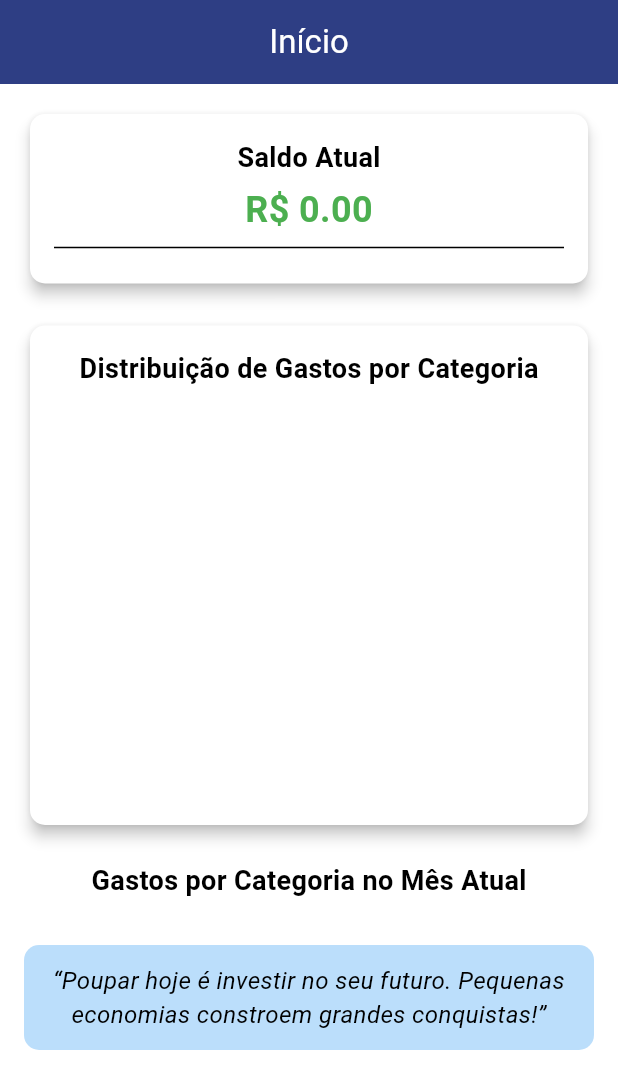
After one commit to mara-vicentina/finance-manager-app, a Flutter app: the HomeScreen screen opened directly, on a phone screen of 412 x 824 dp. The commit adds this screen. Shown: the top 1089 px of the screen. Run offline on Flutter 3.47's test engine with Material 3 defaults, Android fonts, the phone set to English and light mode, and no system bars; drawn by our look-alikes of fl_chart; our stand-ins replace flutter_masked_text2, flutter_secure_storage; accounts and stored records are empty; network calls fail.

```diff
--- /dev/null
+++ b/lib/screens/home_screen.dart
@@ -0,0 +1,264 @@
+import 'package:flutter/material.dart';
+import 'package:flutter_secure_storage/flutter_secure_storage.dart';
+import 'package:http/http.dart' as http;
+import 'dart:convert';
+import 'package:fl_chart/fl_chart.dart';
+import 'package:intl/intl.dart';
+
+class HomeScreen extends StatefulWidget {
+  const HomeScreen({Key? key}) : super(key: key);
+
+  @override
+  _HomeScreenState createState() => _HomeScreenState();
+
+}
+
+class _HomeScreenState extends State<HomeScreen> {
+  final FlutterSecureStorage _secureStorage = FlutterSecureStorage();
+
+  double saldoAtual = 0.0;
+  String? mesAtual;
+  List<Map<String, dynamic>> resumoCategorias = [];
+
+  // Mapeamento das categorias por ID
+  final Map<int, String> _categoryMap = {
+    1: "Receitas",
+    2: "Despesas",
+    3: "Investimentos",
+    4: "Adicionais",
+    5: "Outros",
+  };
+
+  final Map<int, Color> _categoryColors = {
+    1: Colors.blue,
+    2: Colors.green,
+    3: Colors.purple,
+    4: Colors.orange,
+    5: Colors.pink,
+  };
+
+  @override
+  void initState() {
+    super.initState();
+    DateTime now = DateTime.now();
+    mesAtual = DateFormat('MM-yyyy').format(now);
+    getData();
+  }
+
+  Future<void> getData() async {
+    String baseUrl = 'https://goldenrod-badger-186312.hostingersite.com/api/dashboard';
+
+    String? token = await _secureStorage.read(key: 'auth_token');
+    if (token == null) {
+      ScaffoldMessenger.of(context).showSnackBar(
+        SnackBar(
+          content: Text('Erro: Token de autenticação não encontrado!', style: TextStyle(color: Colors.white)),
+          backgroundColor: Colors.red,
+        ),
+      );
+      return;
+    }
+
+    try {
+      final response = await http.get(
+        Uri.parse(baseUrl),
+        headers: {
+          'Authorization': 'Bearer $token',
+          'Content-Type': 'application/json',
+        },
+      );
+
+      if (response.statusCode == 200) {
+        var responseData = jsonDecode(response.body);
+
+        if (responseData["success"] == true) {
+          setState(() {
+            saldoAtual = double.tryParse(responseData["data"]["generalSum"].toString()) ?? 0.0;
+            resumoCategorias = List<Map<String, dynamic>>.from(responseData["data"]["sumCategories"]);
+          });
+        }
+      } else {
+        print('Erro na requisição: ${response.statusCode}');
+      }
+    } catch (e) {
+      print('Erro ao fazer a requisição: $e');
+    }
+  }
+
+  @override
+  Widget build(BuildContext context) {
+    return Scaffold(
+      appBar: AppBar(
+        automaticallyImplyLeading: false,
+        title: Text("Início", style: TextStyle(color: Colors.white)),
+        centerTitle: true,
+        backgroundColor: Color(0xFF2E3E84),
+      ),
+      body: SingleChildScrollView(
+        child: Padding(
+          padding: EdgeInsets.all(16.0),
+          child: Column(
+            crossAxisAlignment: CrossAxisAlignment.start,
+            children: [
+              /// Card de Saldo Atual
+              Card(
+                elevation: 4,
+                shape: RoundedRectangleBorder(borderRadius: BorderRadius.circular(10)),
+                child: Padding(
+                  padding: EdgeInsets.all(16.0),
+                  child: Column(
+                    children: [
+                      Text("Saldo Atual", style: TextStyle(fontSize: 18, fontWeight: FontWeight.bold)),
+                      SizedBox(height: 5),
+                      Text(
+                        "R\$ ${saldoAtual.toStringAsFixed(2)}",
+                        style: TextStyle(fontSize: 24, fontWeight: FontWeight.bold, color: Colors.green),
+                      ),
+                      Divider(),
+                    ],
+                  ),
+                ),
+              ),
+              SizedBox(height: 20),
+
+              /// Card de Distribuição de Gastos por Categoria (Gráfico de Pizza)
+              Card(
+                elevation: 4,
+                shape: RoundedRectangleBorder(borderRadius: BorderRadius.circular(10)),
+                child: Padding(
+                  padding: EdgeInsets.all(16.0),
+                  child: Column(
+                    children: [
+                      Text(
+                        "Distribuição de Gastos por Categoria",
+                        style: TextStyle(fontSize: 18, fontWeight: FontWeight.bold),
+                      ),
+                      SizedBox(height: 25),
+                      Container(
+                        height: 250,
+                        child: Column(
+                          children: [
+                            /// Gráfico de Pizza
+                            Expanded(
+                              flex: 2,
+                              child: PieChart(
+                                PieChartData(
+                                  sectionsSpace: 0,
+                                  centerSpaceRadius: 0,
+                                  sections: resumoCategorias.map((categoriaData) {
+                                    int categoriaId = int.tryParse(categoriaData["category"].toString()) ?? 5;
+                                    double valor = double.tryParse(categoriaData["sum"].toString()) ?? 0.0;
+                                    double total = resumoCategorias.fold(0, (sum, item) => sum + (double.tryParse(item["sum"].toString())?.abs() ?? 0.0));
+                                    double percentual = (valor.abs() / total) * 100;
+
+                                    return PieChartSectionData(
+                                      color: _categoryColors[categoriaId] ?? Colors.grey,
+                                      value: valor.abs(),
+                                      title: "${percentual.toStringAsFixed(1)}%",
+                                      radius: 80,
+                                      titleStyle: TextStyle(color: Colors.white, fontSize: 12, fontWeight: FontWeight.bold),
+                                    );
+                                  }).toList(),
+                                ),
+                              ),
+                            ),
+                            SizedBox(width: 10),
+                             SizedBox(height: 25),
+
+                            /// Legenda do gráfico
+                            Wrap(
+                              direction: Axis.vertical,
+                              spacing: 8,
+                              children: resumoCategorias.map((categoriaData) {
+                                int categoriaId = int.tryParse(categoriaData["category"].toString()) ?? 5;
+                                double valor = double.tryParse(categoriaData["sum"].toString()) ?? 0.0;
+                                double total = resumoCategorias.fold(0, (sum, item) => sum + (double.tryParse(item["sum"].toString())?.abs() ?? 0.0));
+                                double percentual = (valor.abs() / total) * 100;
+
+                                return Row(
+                                  mainAxisSize: MainAxisSize.min,
+                                  children: [
+                                    Container(
+                                      width: 12,
+                                      height: 12,
+                                      decoration: BoxDecoration(
+                                        color: _categoryColors[categoriaId] ?? Colors.grey,
+                                        shape: BoxShape.circle,
+                                      ),
+                                    ),
+                                    SizedBox(width: 6),
+                                    Text(
+                                      "${_categoryMap[categoriaId] ?? "Outros"} (${percentual.toStringAsFixed(1)}%)",
+                                      style: TextStyle(fontSize: 14, fontWeight: FontWeight.bold),
+                                    ),
+                                  ],
+                                );
+                              }).toList(),
+                            ),
+                          ],
+                        ),
+                      ),
+                    ],
+                  ),
+                ),
+              ),
+              SizedBox(height: 20),
+
+              /// Resumo de Gastos por Categoria
+              Align(
+                alignment: Alignment.center,
+                child: Text("Gastos por Categoria no Mês Atual", style: TextStyle(fontSize: 18, fontWeight: FontWeight.bold)),
+              ),
+              SizedBox(height: 10),
+
+              /// Listagem de Gastos por Categoria (sem `Expanded`, agora rola com a tela toda)
+              Column(
+                children: resumoCategorias.map((categoriaData) {
+                  int categoriaId = categoriaData["category"];
+                  double valor = double.tryParse(categoriaData["sum"].toString()) ?? 0.0;
+
+                  return Card(
+                    elevation: 3,
+                    shape: RoundedRectangleBorder(borderRadius: BorderRadius.circular(10)),
+                    child: ListTile(
+                      leading: CircleAvatar(
+                        backgroundColor: Colors.grey,
+                        child: Icon(Icons.category, color: _categoryColors[categoriaId] ?? Colors.grey,),
+                      ),
+                      title: Text(
+                        _categoryMap[categoriaId] ?? "Outros",
+                        style: TextStyle(fontSize: 16, fontWeight: FontWeight.bold),
+                      ),
+                      subtitle: Text(mesAtual ?? "--"),
+                      trailing: Text(
+                        "R\$ ${valor.toStringAsFixed(2)}",
+                        style: TextStyle(fontSize: 16, fontWeight: FontWeight.bold, color: _categoryColors[categoriaId] ?? Colors.grey,),
+                      ),
+                    ),
+                  );
+                }).toList(),
+              ),
+              SizedBox(height: 20),
+
+              /// Mensagem Motivacional
+              Container(
+                padding: EdgeInsets.all(12),
+                decoration: BoxDecoration(
+                  color: Colors.blue.shade100,
+                  borderRadius: BorderRadius.circular(10),
+                ),
+                child: Text(
+                  "“Poupar hoje é investir no seu futuro. Pequenas economias constroem grandes conquistas!”",
+                  style: TextStyle(fontSize: 16, fontStyle: FontStyle.italic),
+                  textAlign: TextAlign.center,
+                ),
+              ),
+              SizedBox(height: 20), // Adiciona espaço no final para evitar corte ao rolar
+            ],
+          ),
+        ),
+      ),
+    );
+  }
+
+}
--- a/lib/screens/login_screen.dart
+++ b/lib/screens/login_screen.dart
@@ -84,7 +84,7 @@ class _LoginScreenState extends State<LoginScreen> {
               crossAxisAlignment: CrossAxisAlignment.center,
               children: [
                 Image.asset(
-                  'images/finance.png',
+                  'assets/images/finance.png',
                   width: 230,
                   height: 230,
                 ),
```
Also changed, not shown: lib/main.dart (+29 -6 lines), lib/screens/register_screen.dart (+7 -2 lines).
